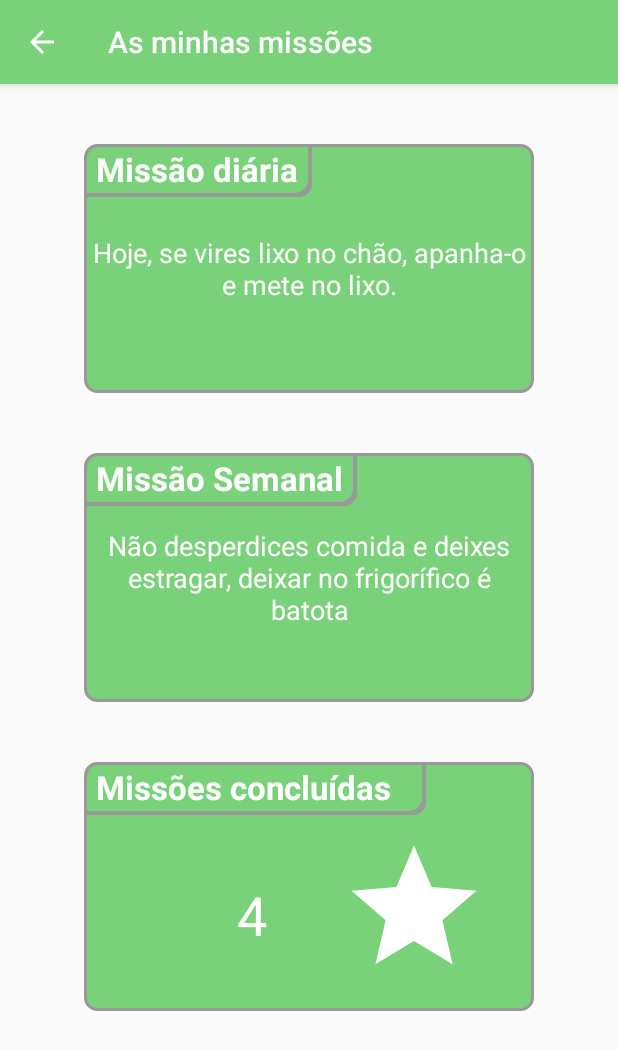
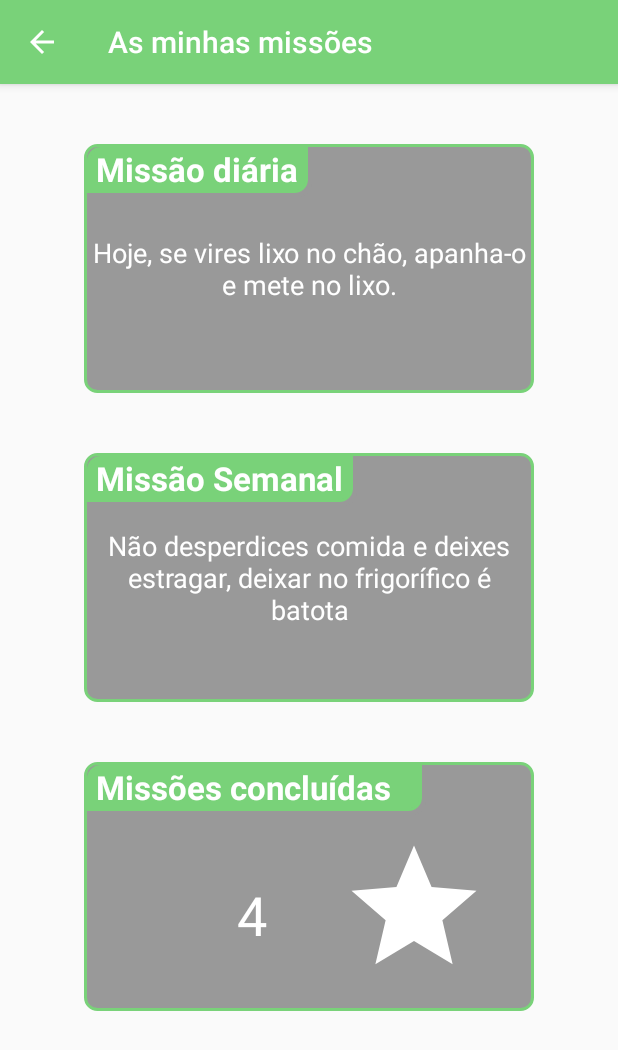
Before and after one commit to alexsn98/GoGreen, an Android app: the MissionsActivity screen opened directly, with no data from a screen before it, on a phone screen of 412 x 824 dp. Shown: the top 1050 px of the screen. Run offline under Robolectric (Android 15) with nearby library versions, the phone set to English and light mode, and no system bars.

Commit message:
bora nessa!

```diff
--- a/app/src/main/res/drawable/rounded_border.xml
+++ b/app/src/main/res/drawable/rounded_border.xml
@@ -1,9 +1,9 @@
 <?xml version="1.0" encoding="UTF-8"?>
 <shape xmlns:android="http://schemas.android.com/apk/res/android">
-    <solid android:color="@color/colorBackground"/>
+    <solid android:color="#999999"/>
 
     <stroke android:width="2dp"
-        android:color="#999999"/>
+        android:color="@color/colorBackground"/>
 
     <padding android:left="2dp"
         android:top="2dp"
--- a/app/src/main/res/layout/activity_missions.xml
+++ b/app/src/main/res/layout/activity_missions.xml
@@ -1,6 +1,5 @@
 <?xml version="1.0" encoding="utf-8"?>
 <LinearLayout xmlns:android="http://schemas.android.com/apk/res/android"
-
     android:layout_width="match_parent"
     android:layout_height="match_parent"
     android:orientation="vertical">
```
